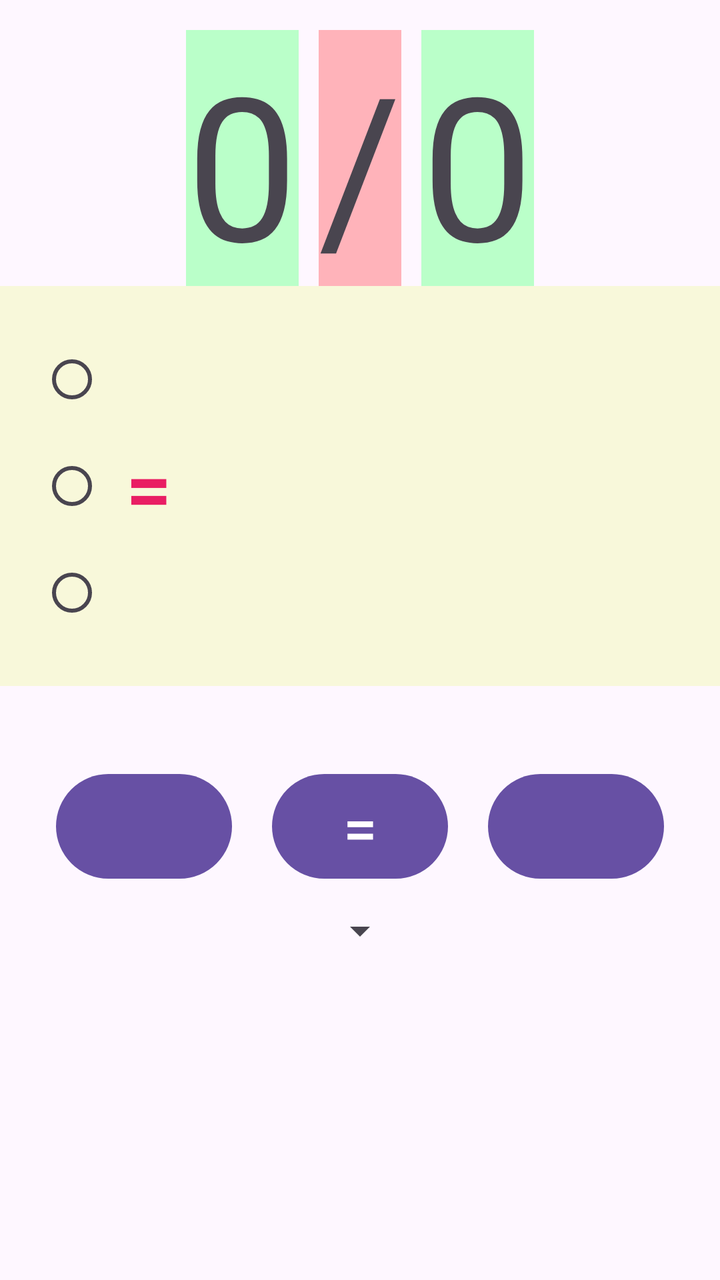
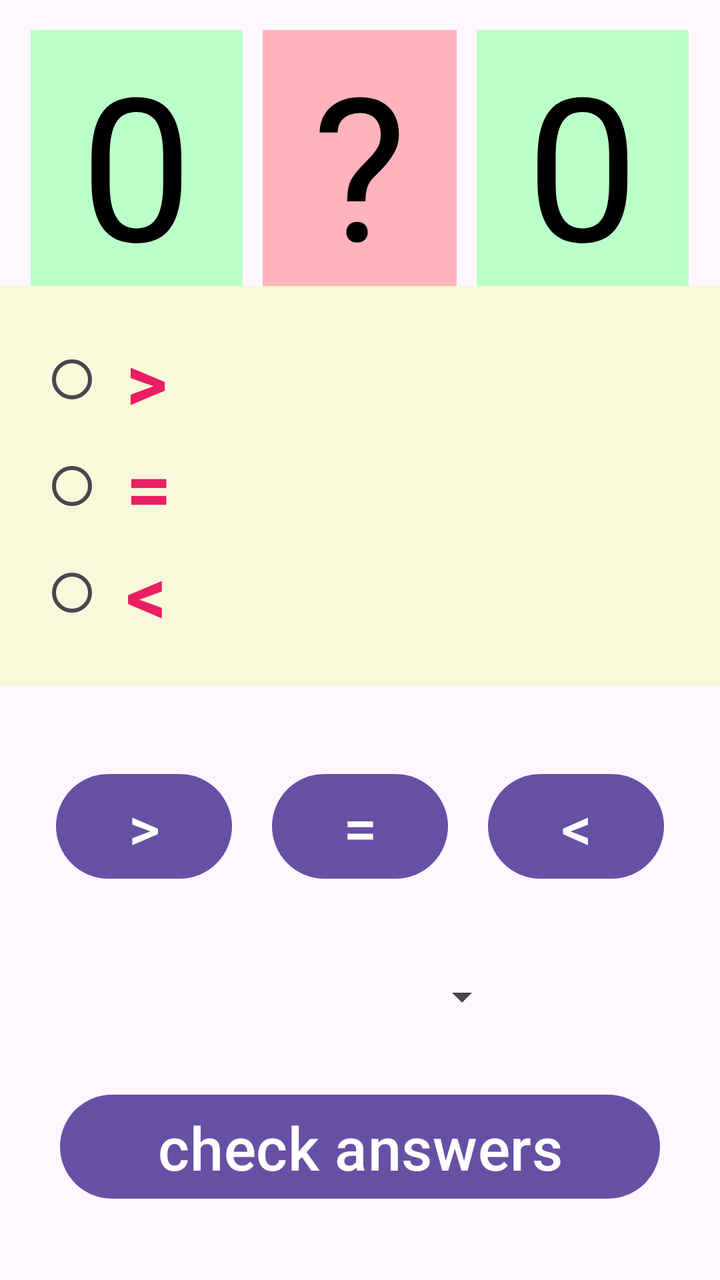

An Android layout rendered at two revisions. The XML below is the earlier revision; the diff shows what the commit changed to produce the second picture.
<!-- AndroidManifest.xml: application theme Theme.App2 -->
<!-- res/layout/activity_main.xml -->
<?xml version="1.0" encoding="utf-8"?>
<LinearLayout xmlns:android="http://schemas.android.com/apk/res/android"
    xmlns:app="http://schemas.android.com/apk/res-auto"
    xmlns:tools="http://schemas.android.com/tools"
    android:id="@+id/main"
    android:layout_width="match_parent"
    android:layout_height="match_parent"
    android:orientation="vertical"
    tools:context=".MainActivity">


    <LinearLayout
        android:layout_width="wrap_content"
        android:layout_height="wrap_content"
        android:layout_gravity="center"
        android:orientation="horizontal">

        <TextView
            android:id="@+id/number1"
            android:layout_width="wrap_content"
            android:layout_height="wrap_content"
            android:textSize="100sp"
            android:layout_marginTop="10dp"
            android:layout_gravity="center"
            android:background="#baffc9"
            android:text="0" />

        <TextView
            android:layout_marginLeft="10dp"
            android:layout_marginRight="10dp"
            android:id="@+id/sign"
            android:layout_width="wrap_content"
            android:layout_height="wrap_content"
            android:textSize="100sp"
            android:layout_marginTop="10dp"
            android:layout_gravity="center"
            android:background="#ffb3ba"
            android:text="/" />

        <TextView
            android:id="@+id/number2"
            android:layout_width="wrap_content"
            android:layout_height="wrap_content"
            android:textSize="100sp"
            android:layout_marginTop="10dp"
            android:layout_gravity="center"
            android:background="#baffc9"
            android:text="0" />

    </LinearLayout>

    <RadioGroup
        android:layout_width="match_parent"
        android:layout_height="wrap_content"
        android:padding="20dp"
        android:background="#F8F8DA">
        <RadioButton
            android:id="@+id/rbBig"
            android:layout_width="match_parent"
            android:layout_height="wrap_content"
            android:textSize="40sp"
            android:textStyle="bold"
            android:textColor="#E91E63"
            android:text="  " />

        <RadioButton
            android:id="@+id/rbEqual"
            android:layout_width="match_parent"
            android:layout_height="wrap_content"
            android:textSize="40sp"
            android:textStyle="bold"
            android:textColor="#E91E63"
            android:text=" = " />

        <RadioButton
            android:id="@+id/rbSmall"
            android:layout_width="match_parent"
            android:layout_height="wrap_content"
            android:textSize="40sp"
            android:textStyle="bold"
            android:textColor="#E91E63"
            android:text="  " />
    </RadioGroup>

    <LinearLayout
        android:layout_width="match_parent"
        android:layout_height="wrap_content"
        android:orientation="horizontal"
        android:layout_marginTop="30sp"
        android:gravity="center">

        <Button
            android:id="@+id/bBig"
            android:layout_width="wrap_content"
            android:layout_height="wrap_content"
            android:textSize="30sp"
            android:layout_margin="10dp"
            android:text="  " />

        <Button
            android:id="@+id/bEqual"
            android:layout_width="wrap_content"
            android:layout_height="wrap_content"
            android:textSize="30sp"
            android:layout_margin="10dp"
            android:text=" = " />

        <Button
            android:id="@+id/bSmall"
            android:layout_width="wrap_content"
            android:layout_height="wrap_content"
            android:textSize="30sp"
            android:layout_margin="10dp"
            android:text="  " />
    </LinearLayout>

    ```<Spinner
        android:id="@+id/spinner"
        android:layout_width="wrap_content"
        android:layout_gravity="center"
        android:layout_height="wrap_content" />

</LinearLayout>
<!-- resources referenced by this layout -->
<resources>
  <style name="Theme.App2" parent="Base.Theme.App2" />
  <style name="Base.Theme.App2" parent="Theme.Material3.DayNight.NoActionBar">
          
          
      </style>
</resources>

<!-- the commit's change to res/layout/activity_main.xml (unified diff, before → after) -->
@@ -23,7 +23,8 @@
             android:layout_marginTop="10dp"
             android:layout_gravity="center"
             android:background="#baffc9"
-            android:text="0" />
+            android:textColor="@android:color/black"
+            android:text=" 0 " />
 
         <TextView
             android:layout_marginLeft="10dp"
@@ -35,7 +36,8 @@
             android:layout_marginTop="10dp"
             android:layout_gravity="center"
             android:background="#ffb3ba"
-            android:text="/" />
+            android:textColor="@android:color/black"
+            android:text=" ? " />
 
         <TextView
             android:id="@+id/number2"
@@ -45,7 +47,8 @@
             android:layout_marginTop="10dp"
             android:layout_gravity="center"
             android:background="#baffc9"
-            android:text="0" />
+            android:textColor="@android:color/black"
+            android:text=" 0 " />
 
     </LinearLayout>
 
@@ -61,7 +64,7 @@
             android:textSize="40sp"
             android:textStyle="bold"
             android:textColor="#E91E63"
-            android:text="  " />
+            android:text=" &gt; " />
 
         <RadioButton
             android:id="@+id/rbEqual"
@@ -79,7 +82,7 @@
             android:textSize="40sp"
             android:textStyle="bold"
             android:textColor="#E91E63"
-            android:text="  " />
+            android:text=" &lt; " />
     </RadioGroup>
 
     <LinearLayout
@@ -95,7 +98,7 @@
             android:layout_height="wrap_content"
             android:textSize="30sp"
             android:layout_margin="10dp"
-            android:text="  " />
+            android:text=" &gt; " />
 
         <Button
             android:id="@+id/bEqual"
@@ -111,13 +114,22 @@
             android:layout_height="wrap_content"
             android:textSize="30sp"
             android:layout_margin="10dp"
-            android:text="  " />
+            android:text=" &lt; " />
     </LinearLayout>
 
-    ```<Spinner
+    <Spinner
         android:id="@+id/spinner"
-        android:layout_width="wrap_content"
+        android:layout_width="150dp"
         android:layout_gravity="center"
-        android:layout_height="wrap_content" />
+        android:layout_margin="20dp"
+        android:layout_height="50dp" />
+
+    <Button
+        android:id="@+id/check"
+        android:layout_width="300dp"
+        android:layout_height="60dp"
+        android:layout_gravity="center"
+        android:textSize="30sp"
+        android:text="check answers" />
 
 </LinearLayout>
<!-- resource entries referenced after the edit -->
@@ -1,7 +1,7 @@
 <!-- resources referenced by this layout -->
 <resources>
   <style name="Theme.App2" parent="Base.Theme.App2" />
-  <style name="Base.Theme.App2" parent="Theme.Material3.DayNight.NoActionBar">
+  <style name="Base.Theme.App2" parent="Theme.Material3.Light.NoActionBar">
           
           
       </style>
